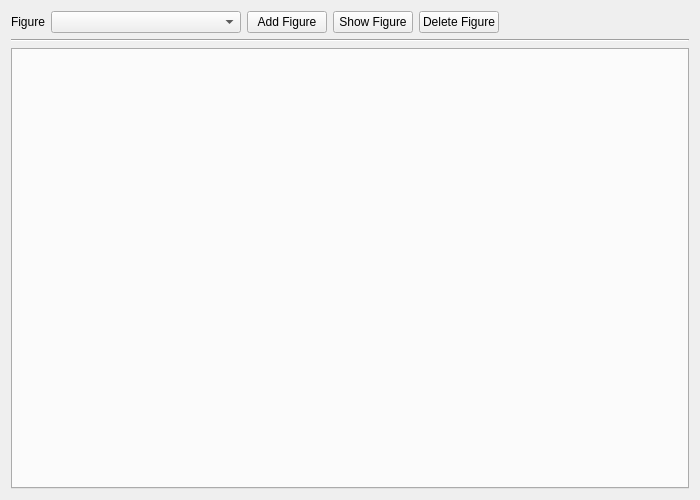
Old version of the form ui/Ui_EditFigureDialog.ui in the repository bbreslauer/PySciPlot.
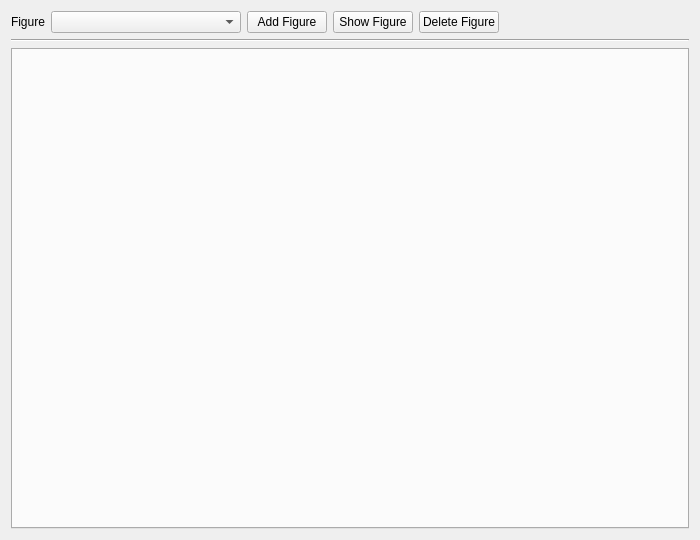
New version of the form.

```diff
--- a/ui/Ui_EditFigureDialog.ui
+++ b/ui/Ui_EditFigureDialog.ui
@@ -7,7 +7,7 @@
     <x>0</x>
     <y>0</y>
     <width>700</width>
-    <height>500</height>
+    <height>540</height>
    </rect>
   </property>
   <property name="windowTitle">
```
